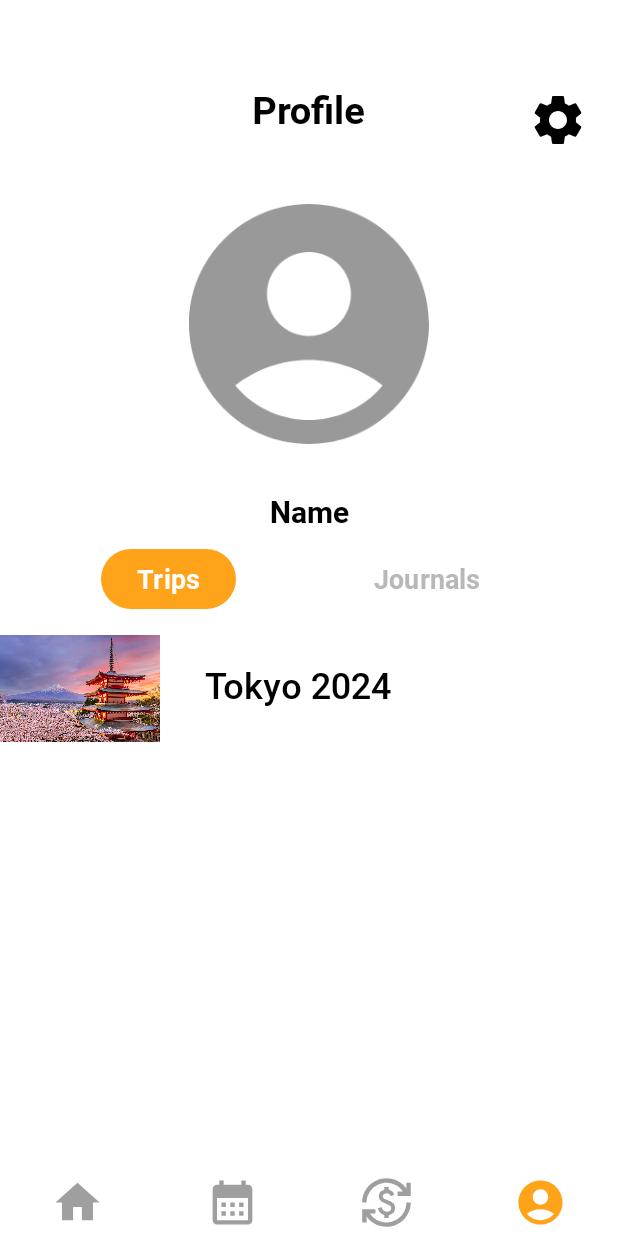
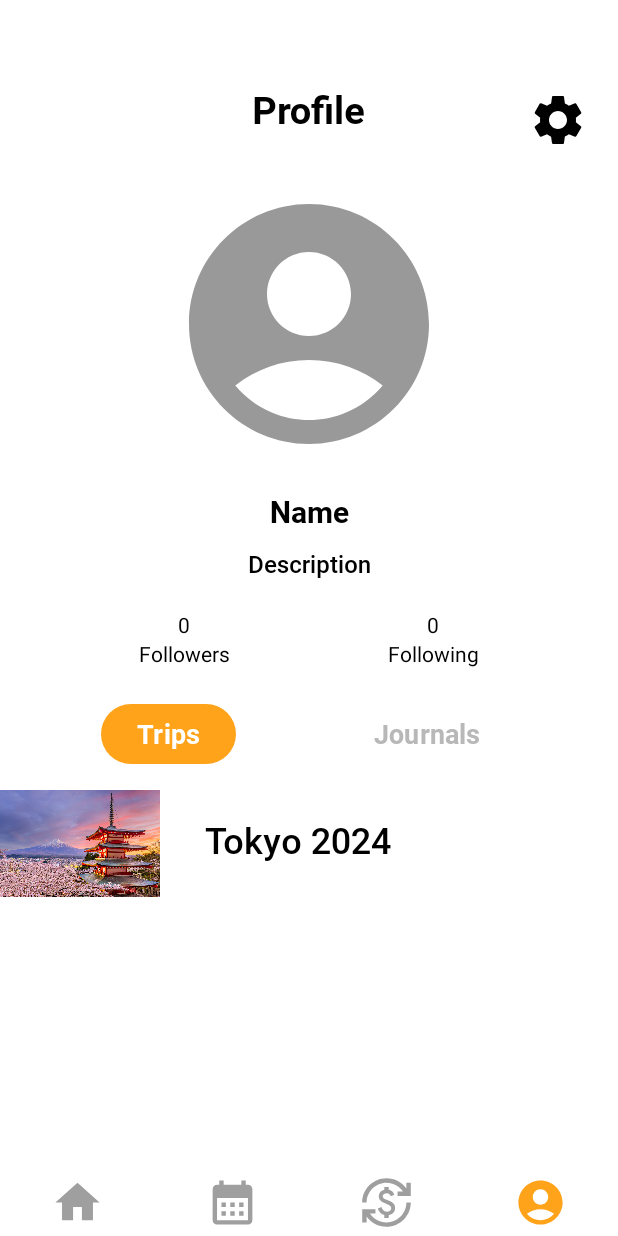
Before and after one commit to RISHIKEsH12321/MAD24_P01_Team3, an Android app: the Profile screen opened directly, with no data from a screen before it, on a phone screen of 412 x 824 dp. Run offline under Robolectric (Android 15) with nearby library versions, the phone set to English and light mode, and no system bars; our stand-ins replace Firebase (no records; nobody signed in at launch, a user with empty details on screens opened directly); pictures from the network do not load.

Commit message:
feat: display users profiles and added follow tracking in firebase

```diff
--- a/app/src/main/java/sg/edu/np/mad/travelhub/Login.java
+++ b/app/src/main/java/sg/edu/np/mad/travelhub/Login.java
@@ -154,6 +154,7 @@ public class Login extends AppCompatActivity {
                             FirebaseUser user = mAuth.getCurrentUser();
                             Toast.makeText(getApplicationContext(), "Login successful.",
                                     Toast.LENGTH_SHORT).show();
+                            //i changed intent for testing to searchuser
                             Intent intent = new Intent(getApplicationContext(), HomeActivity.class);
                             startActivity(intent);
                             finish();
--- a/app/src/main/java/sg/edu/np/mad/travelhub/UserViewHolder.java
+++ b/app/src/main/java/sg/edu/np/mad/travelhub/UserViewHolder.java
@@ -2,6 +2,7 @@ package sg.edu.np.mad.travelhub;
 
 import android.media.Image;
 import android.view.View;
+import android.widget.Button;
 import android.widget.ImageView;
 import android.widget.TextView;
 
--- a/app/src/main/res/layout/activity_profile.xml
+++ b/app/src/main/res/layout/activity_profile.xml
@@ -58,6 +58,72 @@
                 app:layout_constraintTop_toBottomOf="@id/profilePic"
                 />
 
+            <TextView
+                android:id="@+id/descriptionHeader"
+                android:layout_width="wrap_content"
+                android:layout_height="wrap_content"
+                android:text="Description"
+                android:fontFamily="@font/roboto_medium"
+                android:textSize="16sp"
+                android:layout_marginTop="10dp"
+                app:layout_constraintStart_toStartOf="parent"
+                app:layout_constraintEnd_toEndOf="parent"
+                app:layout_constraintTop_toBottomOf="@id/usernameHeader"
+                />
+
+            <TableLayout
+                android:id="@+id/profileStats"
+                android:layout_width="match_parent"
+                android:layout_height="wrap_content"
+                android:paddingHorizontal="40dp"
+                android:layout_marginTop="20dp"
+                android:gravity="center"
+                app:layout_constraintTop_toBottomOf="@id/descriptionHeader">
+
+                <TableRow
+                    android:layout_width="match_parent"
+                    android:layout_height="wrap_content"
+                    android:gravity="center">
+
+                    <TextView
+                        android:layout_width="0dp"
+                        android:layout_height="wrap_content"
+                        android:layout_weight="1"
+                        android:gravity="center"
+                        android:text="0" />
+
+                    <TextView
+                        android:layout_width="0dp"
+                        android:layout_height="wrap_content"
+                        android:layout_weight="1"
+                        android:gravity="center"
+                        android:text="0" />
+                </TableRow>
+
+                <TableRow
+                    android:layout_width="match_parent"
+                    android:layout_height="wrap_content"
+                    android:gravity="center">
+
+                    <TextView
+                        android:layout_width="0dp"
+                        android:layout_height="wrap_content"
+                        android:layout_weight="1"
+                        android:gravity="center"
+                        android:text="Followers" />
+
+                    <TextView
+                        android:layout_width="0dp"
+                        android:layout_height="wrap_content"
+                        android:layout_weight="1"
+                        android:gravity="center"
+                        android:text="Following" />
+                </TableRow>
+
+
+            </TableLayout>
+
+
             <ImageView
                 android:id="@+id/settingsButton"
                 app:srcCompat="@drawable/baseline_settings_24"
@@ -80,10 +146,10 @@
                 android:textSize="18sp"
                 android:textStyle="bold"
                 android:backgroundTint="@color/transparent"
-                android:layout_marginTop="50dp"
+                android:layout_marginTop="20dp"
                 app:layout_constraintStart_toStartOf="parent"
                 app:layout_constraintEnd_toStartOf="@id/journalHeader"
-                app:layout_constraintTop_toBottomOf="@+id/profilePic"/>
+                app:layout_constraintTop_toBottomOf="@+id/profileStats"/>
 
             <Button
                 android:id="@+id/journalHeader"
```
Also changed, not shown: app/src/main/AndroidManifest.xml (+9 -22 lines), app/src/main/java/sg/edu/np/mad/travelhub/OtherUserProfile.java (added, +142 -0 lines), app/src/main/java/sg/edu/np/mad/travelhub/ProfileCreation.java (+4 -4 lines), app/src/main/java/sg/edu/np/mad/travelhub/User.java (+15 -3 lines), app/src/main/java/sg/edu/np/mad/travelhub/UserAdapter.java (+12 -1 lines), app/src/main/res/layout/activity_other_user_profile.xml (added, +183 -0 lines), app/src/main/res/values/strings.xml (+5 -6 lines).
